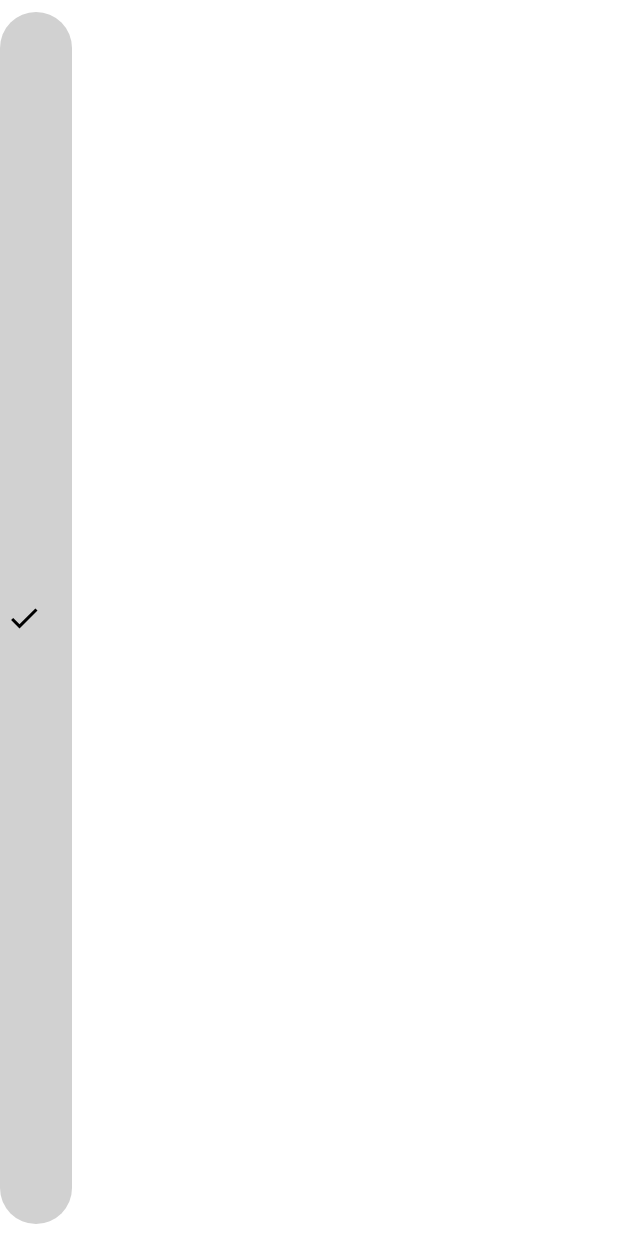
After one commit to bgilja/autotrolej-app, an Android app: the layout line_variant_chip.xml on its own in the app's theme, with its tools: preview values and no code run, on a phone screen of 412 x 824 dp. The commit adds this screen. Run offline under Robolectric (Android 15) with nearby library versions, the phone set to English and light mode, and no system bars.

Commit message:
added filters by lineVariantId

```diff
--- /dev/null
+++ b/Autotrolejapp/app/src/main/res/drawable/ic_route.xml
@@ -0,0 +1,4 @@
+<vector android:height="20dp" android:viewportHeight="512"
+    android:viewportWidth="512" android:width="20dp" xmlns:android="http://schemas.android.com/apk/res/android">
+    <path android:fillColor="#FF000000" android:pathData="M487.663,282.767c-32.447,-32.447 -85.054,-32.447 -117.501,0c-26.833,26.833 -32.076,68.438 -12.738,101.089l53.549,90.417H105.657c-26.329,0 -47.749,-21.421 -47.749,-47.75c0,-26.329 21.42,-47.749 47.749,-47.749h143.589c42.871,0 77.749,-34.878 77.749,-77.749c0,-42.871 -34.878,-77.749 -77.749,-77.749H101.027l53.549,-90.416c19.338,-32.651 14.095,-74.256 -12.738,-101.089c-32.447,-32.447 -85.054,-32.447 -117.501,0C-2.496,58.603 -7.739,100.208 11.599,132.859l71.489,120.708l0.172,-0.291h165.986c26.329,0 47.749,21.42 47.749,47.749c0,26.329 -21.42,47.749 -47.749,47.749H105.657c-42.871,0 -77.749,34.878 -77.749,77.749c0,42.871 34.878,77.75 77.749,77.75H428.74l0.172,0.291l71.489,-120.707C519.739,351.205 514.496,309.6 487.663,282.767zM83.087,116.713c-14.442,0 -26.191,-11.749 -26.191,-26.191c0,-14.442 11.749,-26.191 26.191,-26.191c14.442,0 26.191,11.749 26.191,26.191C109.278,104.964 97.529,116.713 83.087,116.713zM427.79,367.71c-14.442,0 -26.191,-11.749 -26.191,-26.191c0,-14.442 11.749,-26.191 26.191,-26.191c14.442,0 26.191,11.749 26.191,26.191S442.232,367.71 427.79,367.71z"/>
+</vector>
--- a/Autotrolejapp/app/src/main/res/layout/activity_main.xml
+++ b/Autotrolejapp/app/src/main/res/layout/activity_main.xml
@@ -7,10 +7,11 @@
     tools:context=".MainActivity">
 
     <FrameLayout
+        android:id="@+id/fragmentContainer"
         android:layout_width="match_parent"
         android:layout_height="match_parent"
         android:layout_above="@id/bottomNavigation"
-        android:id="@+id/fragmentContainer"/>
+        android:layout_marginBottom="-24dp" />
 
     <com.etebarian.meowbottomnavigation.MeowBottomNavigation
         android:id="@+id/bottomNavigation"
--- /dev/null
+++ b/Autotrolejapp/app/src/main/res/layout/line_variant_chip.xml
@@ -0,0 +1,12 @@
+<?xml version="1.0" encoding="utf-8"?>
+<com.google.android.material.chip.Chip
+    xmlns:android="http://schemas.android.com/apk/res/android"
+    xmlns:app="http://schemas.android.com/apk/res-auto"
+    style="@style/Widget.MaterialComponents.Chip.Filter"
+    app:closeIcon="@drawable/ic_route"
+    android:layout_width="wrap_content"
+    android:layout_height="match_parent"
+    android:text=""
+    android:checked="true"
+    android:textSize="15sp"
+    />
```
Also changed, not shown: Autotrolejapp/app/src/main/java/com/example/autotrolejapp/line_variant/LineVariantFragment.kt (+60 -8 lines), Autotrolejapp/app/src/main/java/com/example/autotrolejapp/line_variant/LineVariantViewModel.kt (+24 -0 lines), Autotrolejapp/app/src/main/res/drawable/ic_baseline_filter_list_24.xml (added, +10 -0 lines), Autotrolejapp/app/src/main/res/layout/fragment_line_variant.xml (+37 -0 lines).
